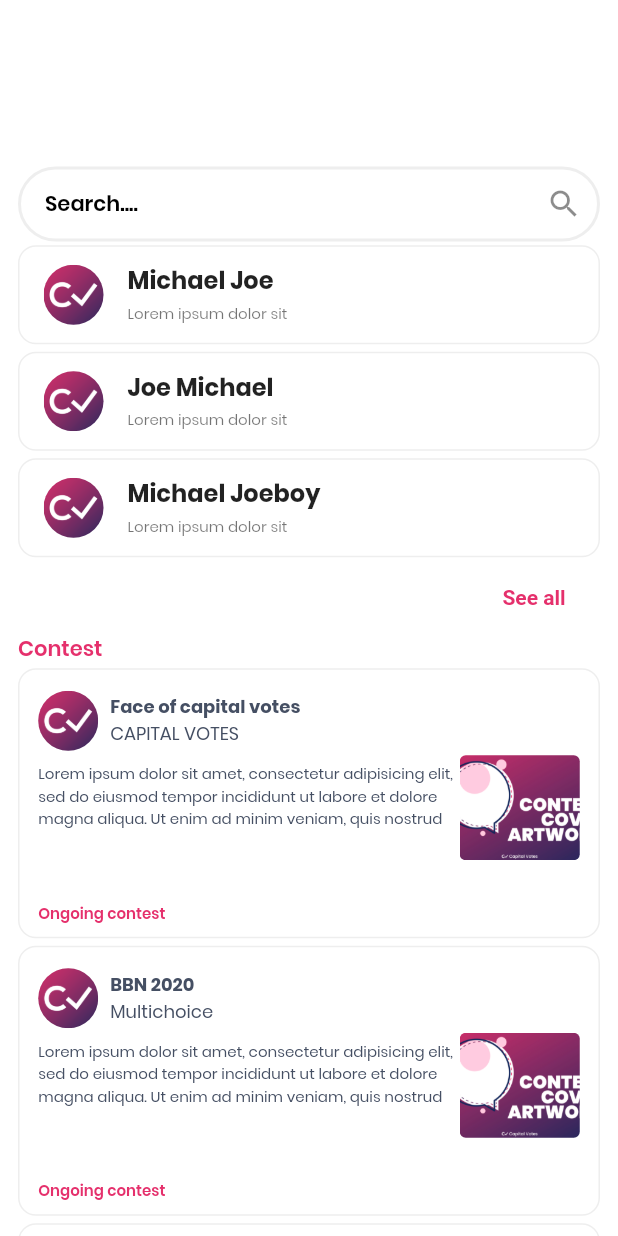
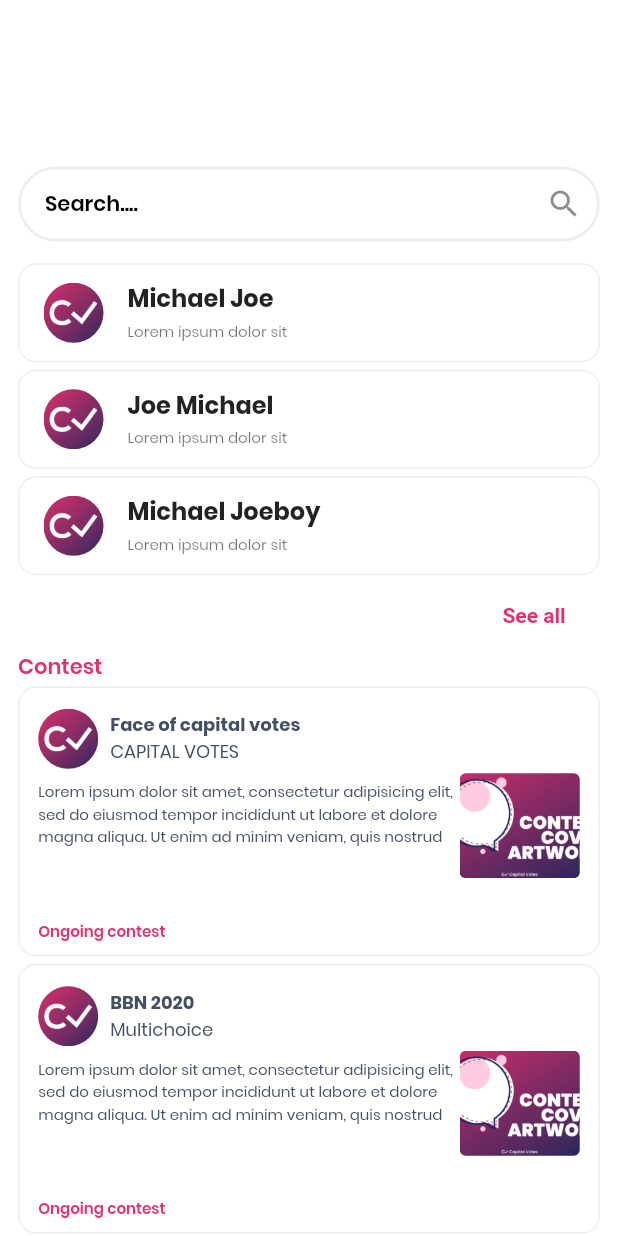
Before and after one commit to Toluwalope-Coast/capitalvotes, a Flutter app: the Search screen opened by its route, on a phone screen of 412 x 824 dp. Run offline on Flutter 3.47's test engine with Material 2 defaults, Android fonts, the phone set to English and light mode, and no system bars; our stand-ins replace firebase_auth, flutter_image_compress, flutter_spinkit, google_sign_in, image_cropper, image_picker; missing offline and left inert: flutter_country_picker, flutter_facebook_login; accounts and stored records are empty.

Commit message:
added margin to search bar

```diff
--- a/lib/pages/search.dart
+++ b/lib/pages/search.dart
@@ -68,7 +68,7 @@ class _SearchState extends State<Search> {
         children: <Widget>[
 //          SEARCH BAR
           Container(
-//            margin: EdgeInsets.symmetric(vertical: 23.0),
+            margin: EdgeInsets.only(bottom: 12.0),
             child: TextField(
               controller: searchFieldController,
               style: TextStyle(fontSize: 14.0, fontWeight: FontWeight.w600),
```
